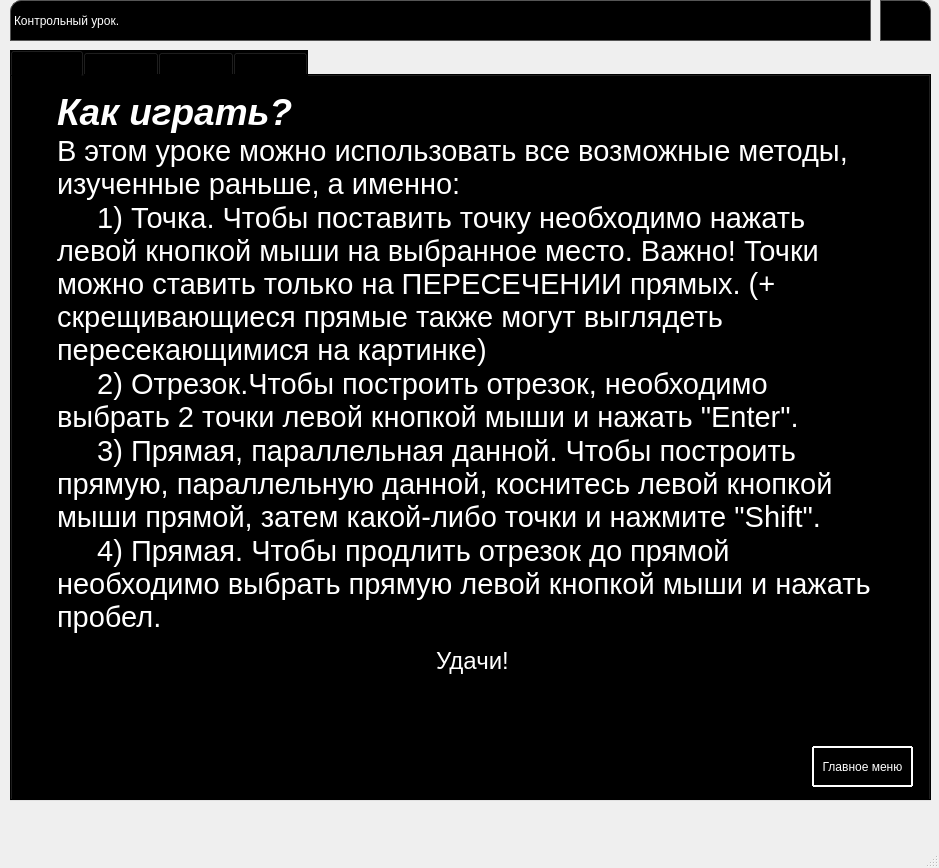
This is formk.ui in leriia-meow/geometry as Qt 5 draws it before an edit. The edited form follows.
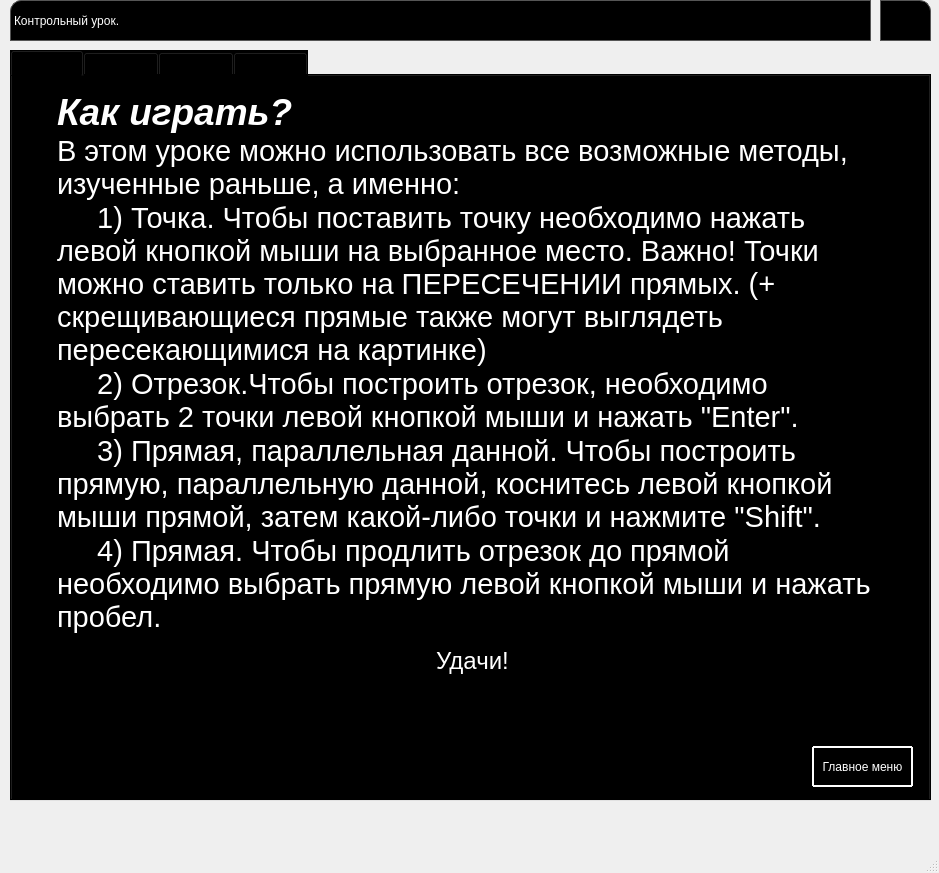
This is the edited form. Icons and pictures are not drawn.

Commit message: Формочка контрольного урока

The edit to the form file:
```diff
--- a/formk.ui
+++ b/formk.ui
@@ -7,7 +7,7 @@
     <x>0</x>
     <y>0</y>
     <width>939</width>
-    <height>868</height>
+    <height>873</height>
    </rect>
   </property>
   <property name="windowTitle">
```
The commit also changes 1 other file.
